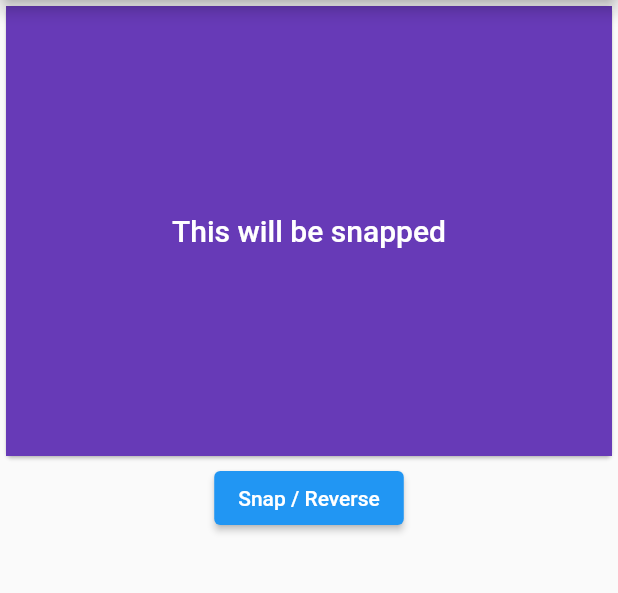
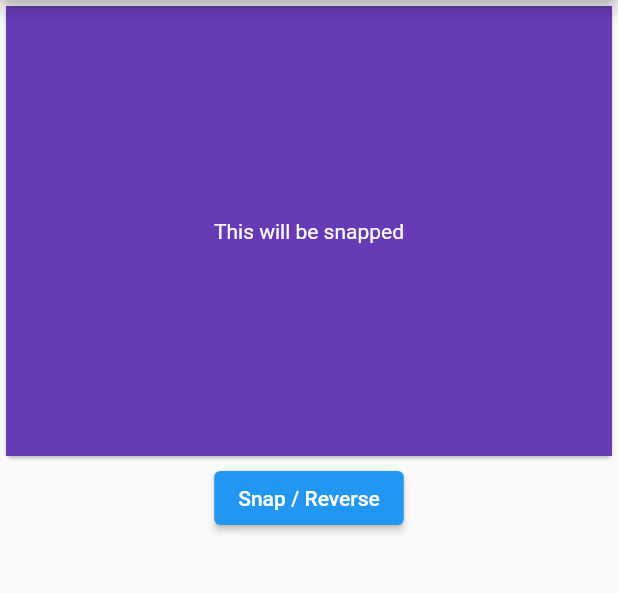
Before and after one commit to Dhanabhon/snappable, a Flutter app: the screen it shows after launch, on a phone screen of 412 x 824 dp, the part 84-677 px from its top. Run offline on Flutter 3.47's test engine with Material 2 defaults, Android fonts, the phone set to English and light mode, and no system bars.

Commit message:
Update main.dart

```diff
--- a/example/lib/main.dart
+++ b/example/lib/main.dart
@@ -35,11 +35,11 @@ class _MyAppState extends State<MyApp> {
                   width: double.infinity,
                   color: Colors.deepPurple,
                   alignment: Alignment.center,
-                  child: Text(
+                  child: const Text(
                     'This will be snapped',
-                    style: Theme.of(context).textTheme.titleLarge?.copyWith(
+                    style: TextStyle(
                       color: Colors.white,
-                    ),
+                    )
                   ),
                 ),
               ),
```
